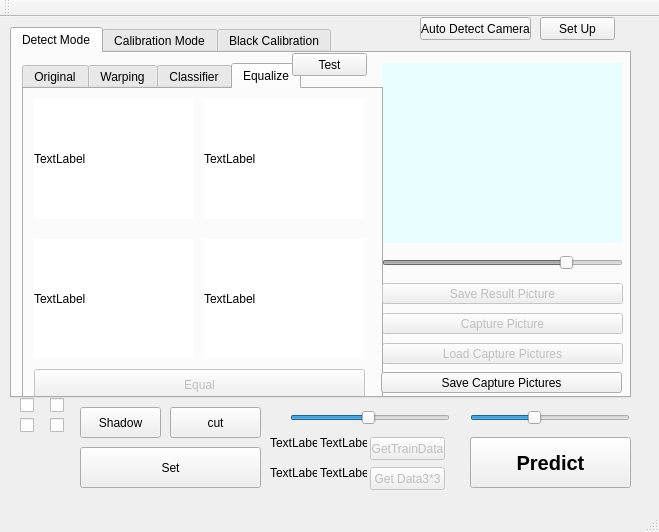
The window that mainwindow.ui (Chia-ChunHsu/MicroCapture) describes before a commit, drawn with Qt 5.
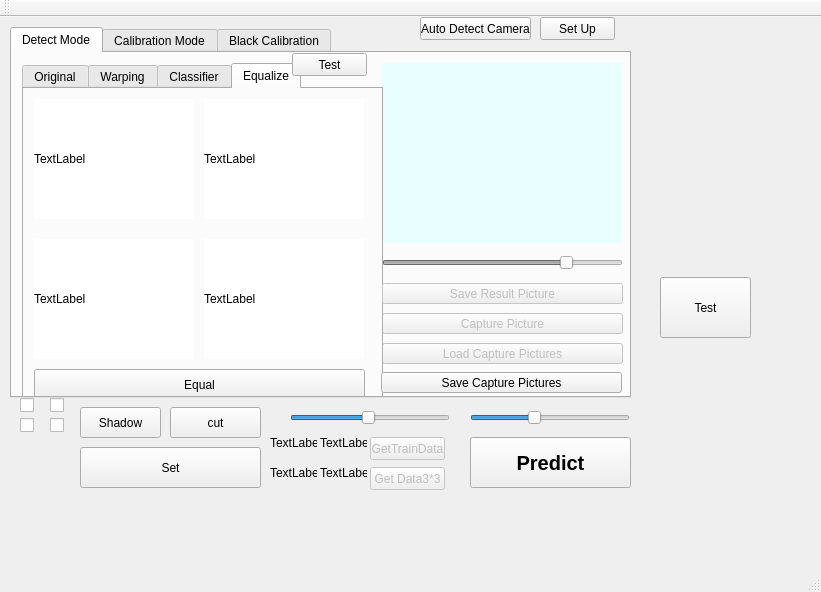
The same window after the commit. The open tabs and pages were chosen to show the change.

```diff
--- a/mainwindow.ui
+++ b/mainwindow.ui
@@ -6,8 +6,8 @@
    <rect>
     <x>0</x>
     <y>0</y>
-    <width>659</width>
-    <height>532</height>
+    <width>821</width>
+    <height>592</height>
    </rect>
   </property>
   <property name="windowTitle">
@@ -453,7 +453,7 @@
        </widget>
        <widget class="QPushButton" name="EqualButton">
         <property name="enabled">
-         <bool>false</bool>
+         <bool>true</bool>
         </property>
         <property name="geometry">
          <rect>
@@ -1143,6 +1143,19 @@
      <string>TextLabel</string>
     </property>
    </widget>
+   <widget class="QPushButton" name="TestButton_2">
+    <property name="geometry">
+     <rect>
+      <x>660</x>
+      <y>260</y>
+      <width>91</width>
+      <height>61</height>
+     </rect>
+    </property>
+    <property name="text">
+     <string>Test</string>
+    </property>
+   </widget>
   </widget>
   <widget class="QMenuBar" name="menuBar">
    <property name="geometry">
```
Left out of the diff: 6 changed lines with no effect on the pictures.
